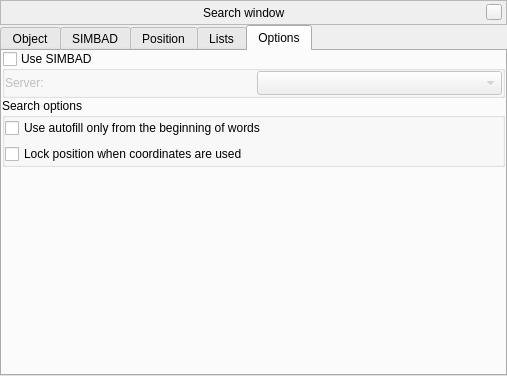
This is src/gui/searchDialogGui.ui in 519984307/stellarium_src as Qt 5 draws it before an edit. The edited form follows.
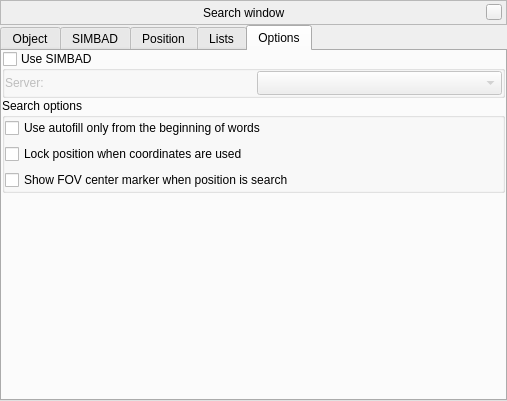
This is the edited form. The open tabs and pages were chosen to show the change. Custom widgets are drawn as their Qt base class.

Patch:
```diff
--- a/src/gui/searchDialogGui.ui
+++ b/src/gui/searchDialogGui.ui
@@ -7,7 +7,7 @@
     <x>0</x>
     <y>0</y>
     <width>507</width>
-    <height>376</height>
+    <height>401</height>
    </rect>
   </property>
   <property name="sizePolicy">
@@ -1173,6 +1173,13 @@
             </property>
            </widget>
           </item>
+          <item>
+           <widget class="QCheckBox" name="checkBoxFOVCenterMarker">
+            <property name="text">
+             <string>Show FOV center marker when position is search</string>
+            </property>
+           </widget>
+          </item>
          </layout>
         </widget>
        </item>
```
